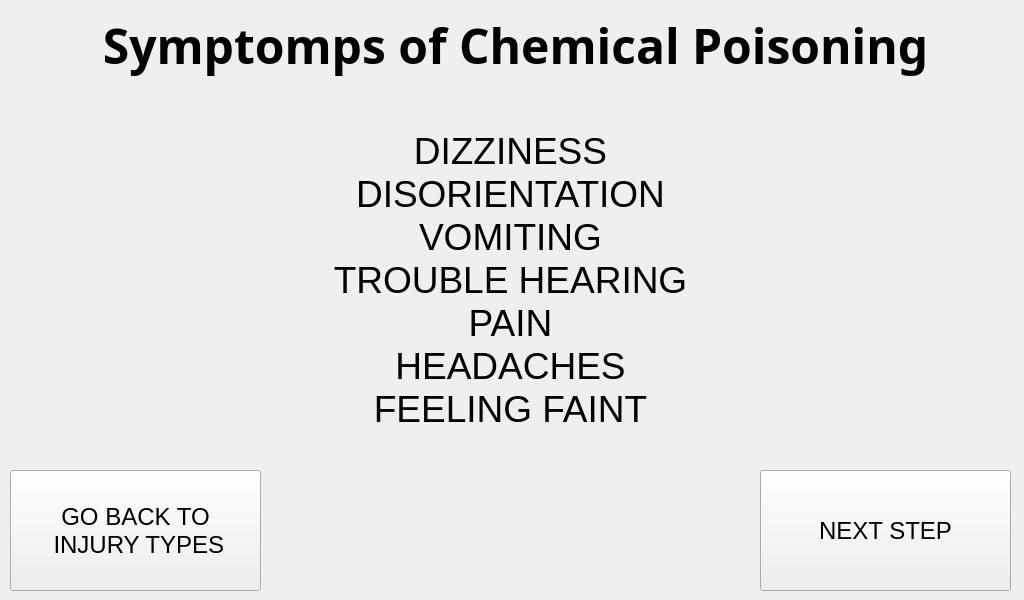
Above: RASPI/injuries/poison_types.ui from Pwersa/Medical-Cabinet before the change. Below: the same form after it.
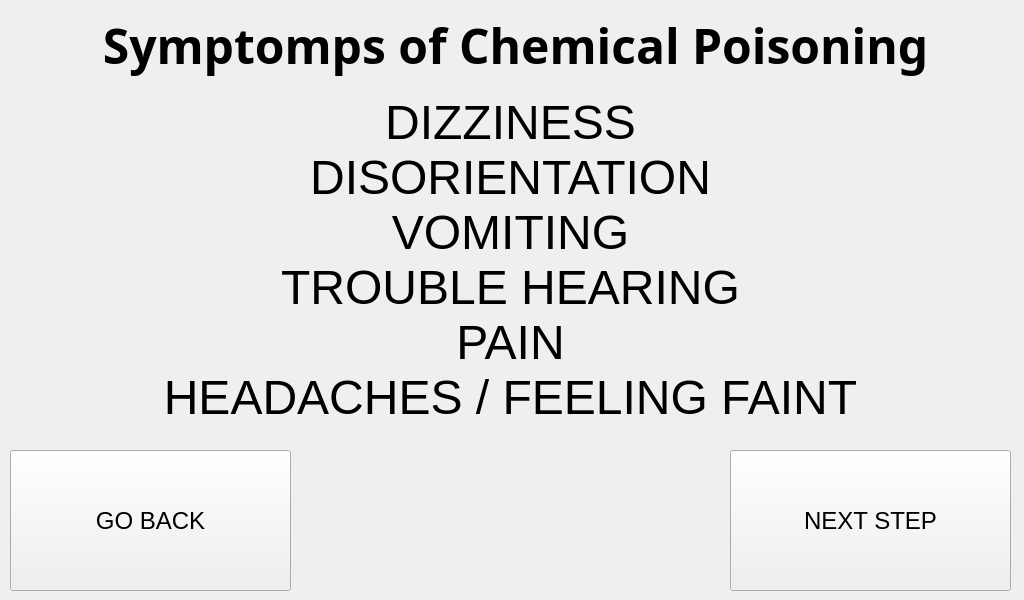
That is the form after the change.

Commit message: ADDED: SENDING CSV BEFORE  PROCEDURE, GUEST WINDOW, AGE, CHANGE TO INJURY TYPE BEFORE BODY PART

```diff
--- a/RASPI/injuries/poison_types.ui
+++ b/RASPI/injuries/poison_types.ui
@@ -54,7 +54,7 @@
     <property name="geometry">
      <rect>
       <x>20</x>
-      <y>110</y>
+      <y>90</y>
       <width>981</width>
       <height>341</height>
      </rect>
@@ -65,16 +65,16 @@
      </font>
     </property>
     <property name="text">
-     <string>&lt;html&gt;&lt;head/&gt;&lt;body&gt;&lt;p align=&quot;center&quot;&gt;&lt;span style=&quot; font-size:28pt;&quot;&gt;DIZZINESS&lt;br/&gt;DISORIENTATION&lt;br/&gt;VOMITING&lt;br/&gt;TROUBLE HEARING&lt;br/&gt;PAIN&lt;br/&gt;HEADACHES&lt;br/&gt;FEELING FAINT&lt;/span&gt;&lt;/p&gt;&lt;/body&gt;&lt;/html&gt;</string>
+     <string>&lt;html&gt;&lt;head/&gt;&lt;body&gt;&lt;p align=&quot;center&quot;&gt;&lt;span style=&quot; font-size:36pt;&quot;&gt;DIZZINESS&lt;br/&gt;DISORIENTATION&lt;br/&gt;VOMITING&lt;br/&gt;TROUBLE HEARING&lt;br/&gt;PAIN&lt;br/&gt;HEADACHES / FEELING FAINT&lt;/span&gt;&lt;/p&gt;&lt;/body&gt;&lt;/html&gt;</string>
     </property>
    </widget>
    <widget class="QPushButton" name="next_step_button">
     <property name="geometry">
      <rect>
-      <x>760</x>
-      <y>470</y>
-      <width>251</width>
-      <height>121</height>
+      <x>730</x>
+      <y>450</y>
+      <width>281</width>
+      <height>141</height>
      </rect>
     </property>
     <property name="font">
@@ -93,9 +93,9 @@
     <property name="geometry">
      <rect>
       <x>10</x>
-      <y>470</y>
-      <width>251</width>
-      <height>121</height>
+      <y>450</y>
+      <width>281</width>
+      <height>141</height>
      </rect>
     </property>
     <property name="font">
@@ -104,8 +104,7 @@
      </font>
     </property>
     <property name="text">
-     <string>GO BACK TO 
- INJURY TYPES</string>
+     <string>GO BACK</string>
     </property>
    </widget>
   </widget>
```
Left out of the diff: 4 changed lines with no effect on the pictures. The commit also changes 60 other files.
